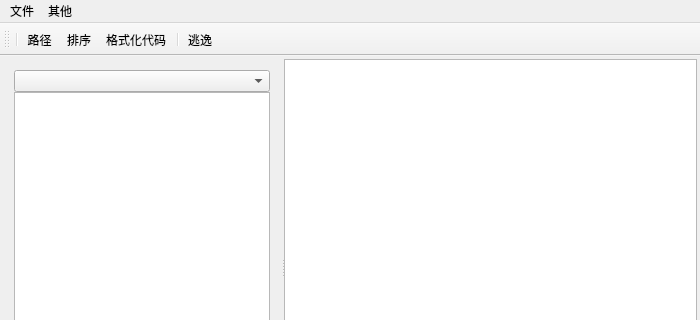
The window that mainwindow.ui (grandiloquent/Qt-Notepad) describes before a commit, drawn with Qt 5; both pictures show x 0 to 700 and y 0 to 320 of the 700 by 500 pixel window.
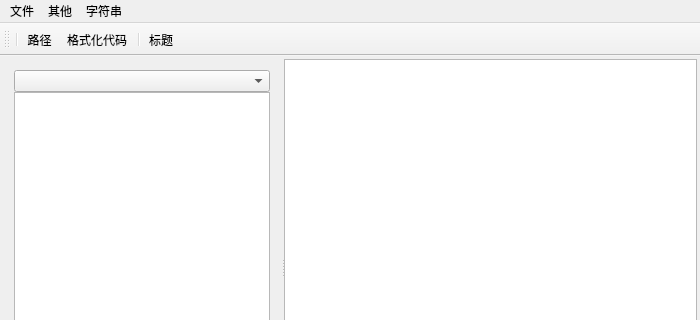
The same window after the commit.

```diff
--- a/mainwindow.ui
+++ b/mainwindow.ui
@@ -136,8 +136,16 @@
      <string>其他</string>
     </property>
    </widget>
+   <widget class="QMenu" name="menu_3">
+    <property name="title">
+     <string>字符串</string>
+    </property>
+    <addaction name="actionSort"/>
+    <addaction name="actionEscape"/>
+   </widget>
    <addaction name="menu"/>
    <addaction name="menu_2"/>
+   <addaction name="menu_3"/>
   </widget>
   <widget class="QToolBar" name="mainToolBar">
    <attribute name="toolBarArea">
@@ -148,10 +156,9 @@
    </attribute>
    <addaction name="separator"/>
    <addaction name="actionFormatPath"/>
-   <addaction name="actionSort"/>
    <addaction name="actionFormatCode"/>
    <addaction name="separator"/>
-   <addaction name="actionEscape"/>
+   <addaction name="actionFormatTitle"/>
   </widget>
   <widget class="QStatusBar" name="statusBar"/>
   <action name="actionOpen">
@@ -187,6 +194,22 @@
     <string>格式化代码</string>
    </property>
   </action>
+  <action name="actionSave">
+   <property name="text">
+    <string>保存 (F1)</string>
+   </property>
+   <property name="toolTip">
+    <string>保存</string>
+   </property>
+   <property name="shortcut">
+    <string>F1</string>
+   </property>
+  </action>
+  <action name="actionFormatTitle">
+   <property name="text">
+    <string>标题</string>
+   </property>
+  </action>
  </widget>
  <layoutdefault spacing="6" margin="11"/>
  <resources/>
```
Left out of the diff: 4 changed lines with no effect on the pictures.
